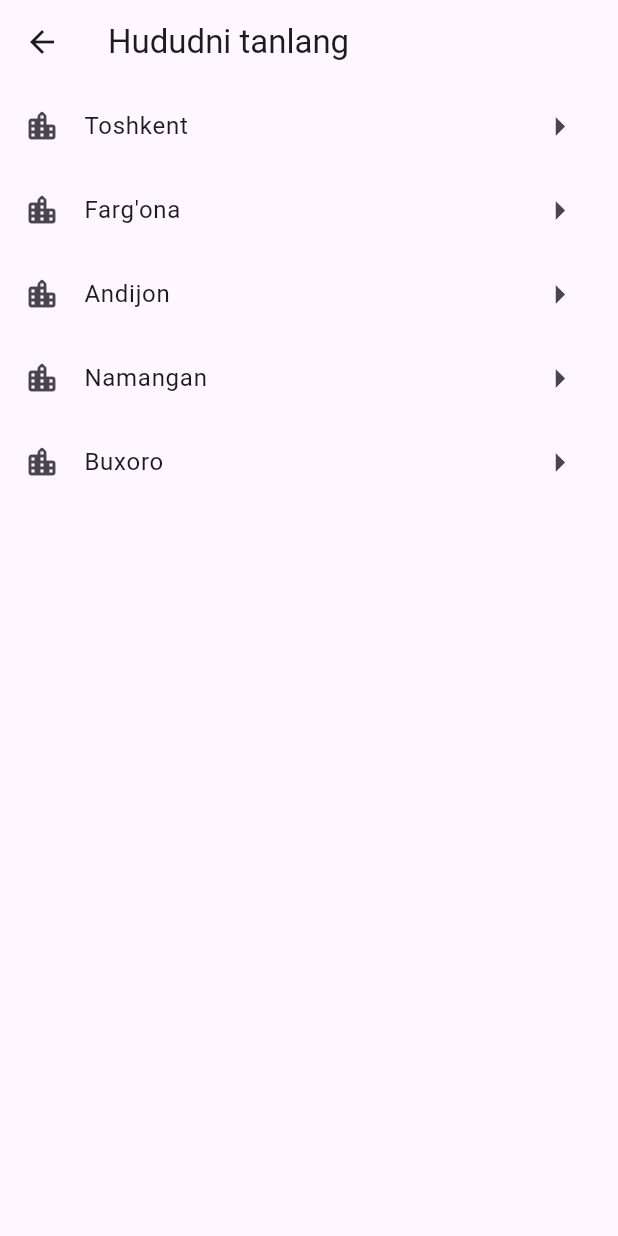
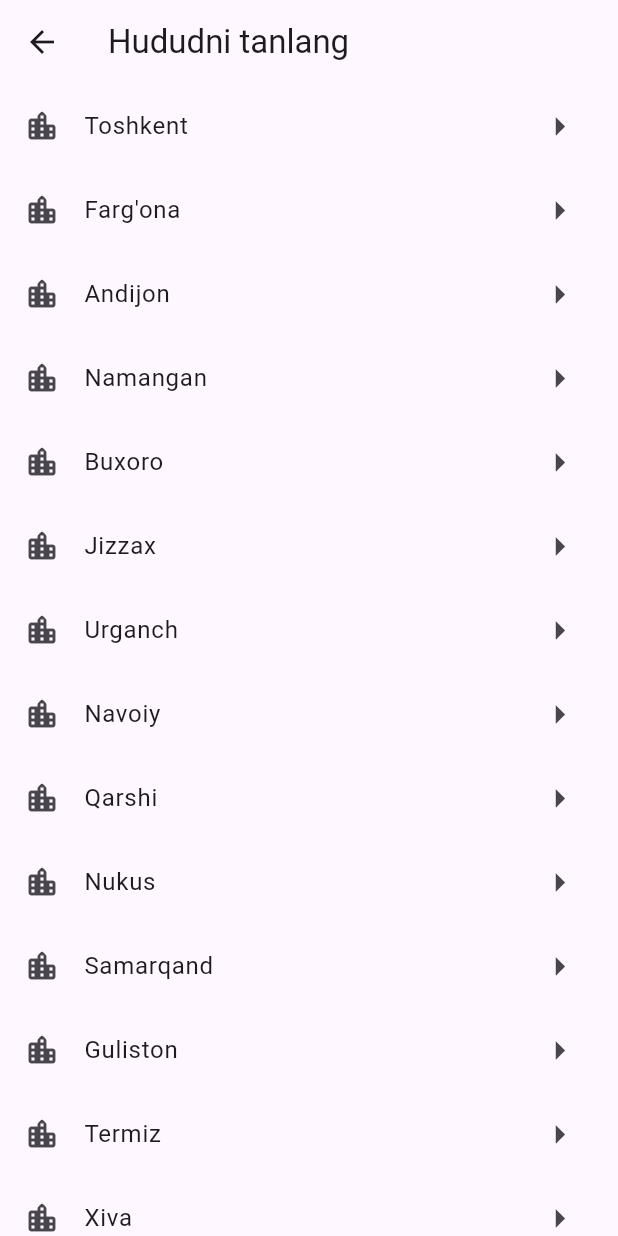
Before and after one commit to Inoyatovlee/instagram_user, a Flutter app: the Cities screen opened directly, on a phone screen of 412 x 824 dp. Run offline on Flutter 3.47's test engine with Material 3 defaults, Android fonts, the phone set to English and light mode, and no system bars; our stand-ins replace dio, get.

Commit message:
Barcha shaxarlar

```diff
--- a/lib/pages/Cities.dart
+++ b/lib/pages/Cities.dart
@@ -16,7 +16,8 @@ class _CitiesState extends State<Cities> {
       appBar: AppBar(
         title: const Text("Hududni tanlang"),
       ),
-      body: Column(
+      body: SingleChildScrollView(
+        child: Column(
           children: List.generate(controller.cities.length, (index) {
             return ListTile(
               title: Text(controller.cities[index]),
@@ -29,6 +30,7 @@ class _CitiesState extends State<Cities> {
             );
           }),
         ),
+      ),
     );
   }
 }
--- a/lib/stores/home_controller.dart
+++ b/lib/stores/home_controller.dart
@@ -22,7 +22,7 @@ class HomeController extends GetxController {
       var res = await http.get('https://cbu.uz/uz/arkhiv-kursov-valyut/json/');
       currensies = res.data;
     } catch (err) {
-      print(err);
+      Get.snackbar("Xatolik", "Ma'lumot topilmadi");
     } finally {
       loading = false;
       update();
@@ -35,6 +35,16 @@ class HomeController extends GetxController {
     "Andijon",
     "Namangan",
     "Buxoro",
+    "Jizzax",
+    "Urganch",
+    "Navoiy",
+    "Qarshi",
+    "Nukus",
+    "Samarqand",
+    "Guliston",
+    "Termiz",
+    "Xiva",
+    "Qo'qon",
   ];
   Map<String, dynamic> prayerTimes = {};
   String selectCity = '';
@@ -48,7 +58,7 @@ class HomeController extends GetxController {
       prayerTimes = res.data;
       Get.to(() => const PrayerTime());
     } catch (err) {
-      print(err);
+      Get.snackbar("Xatolik", "Ma'lumot topilmadi");
     } finally {
       loading = false;
       update();
```
Lines whose indentation alone changed are shown as unchanged.
